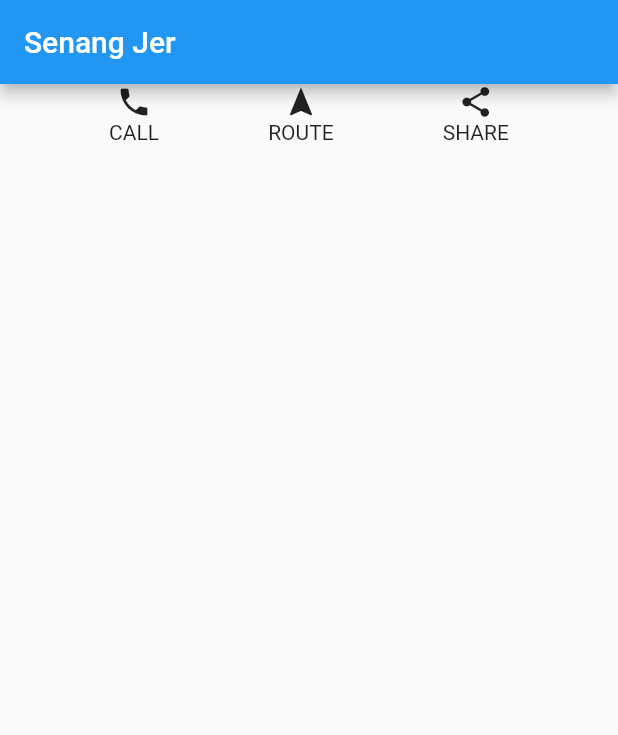
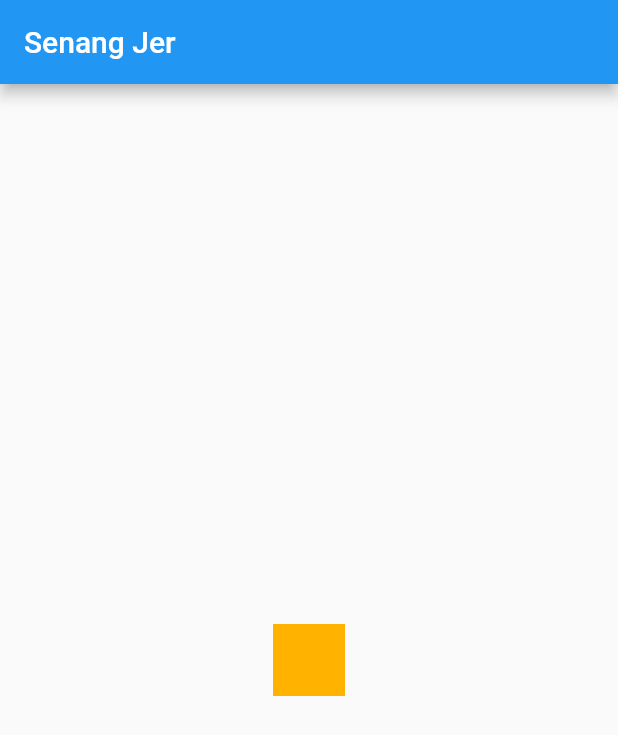
Before and after one commit to addff/sir, a Flutter app: the screen it shows after launch, on a phone screen of 412 x 824 dp. Shown: the top 735 px of the screen. Run offline on Flutter 3.47's test engine with Material 2 defaults, Android fonts, the phone set to English and light mode, and no system bars.

Commit message:
amber box center

```diff
--- a/newfirstapp/lib/main.dart
+++ b/newfirstapp/lib/main.dart
@@ -12,29 +12,14 @@ class MyApp extends StatelessWidget {
           title: Text('Senang Jer'),
         ),
         body: Container(
-          child: Row(
-            mainAxisAlignment: MainAxisAlignment.spaceEvenly,
-            children: <Widget>[
-              Column(
-                children: <Widget>[
-                  Icon(Icons.phone),
-                  Container(child: Text('CALL'))
-                ],
-              ),
-              Column(
-                children: <Widget>[
-                  Icon(Icons.navigation),
-                  Container(child: Text('ROUTE'))
-                ],
-              ),
-              Column(
-                children: <Widget>[
-                  Icon(Icons.share),
-                  Container(child: Text('SHARE'))
-                ],
-              ),
-            ],
-          ),
+          child: Center(
+            child: Container(
+              margin: const EdgeInsets.all(10.0),
+              color: Colors.amber[600],
+              width: 48.0,
+              height: 48.0,
+            ),
+          )
         ),
       ),
     );
```
